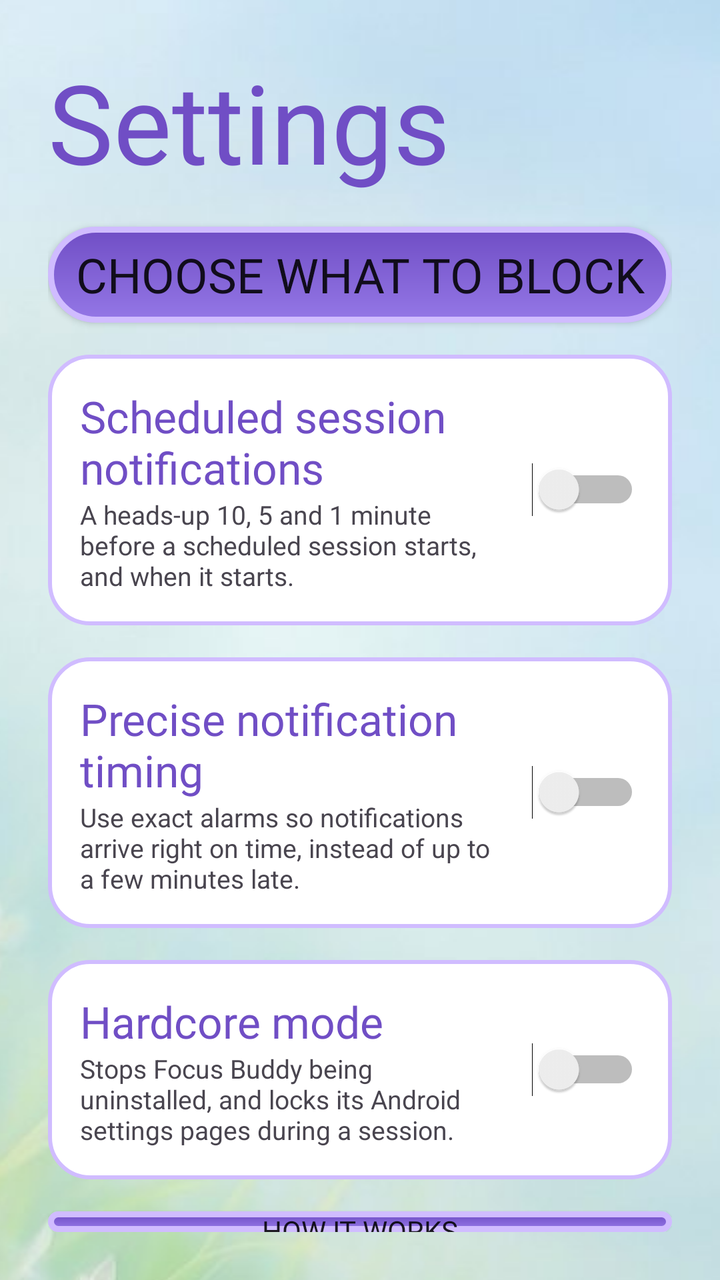
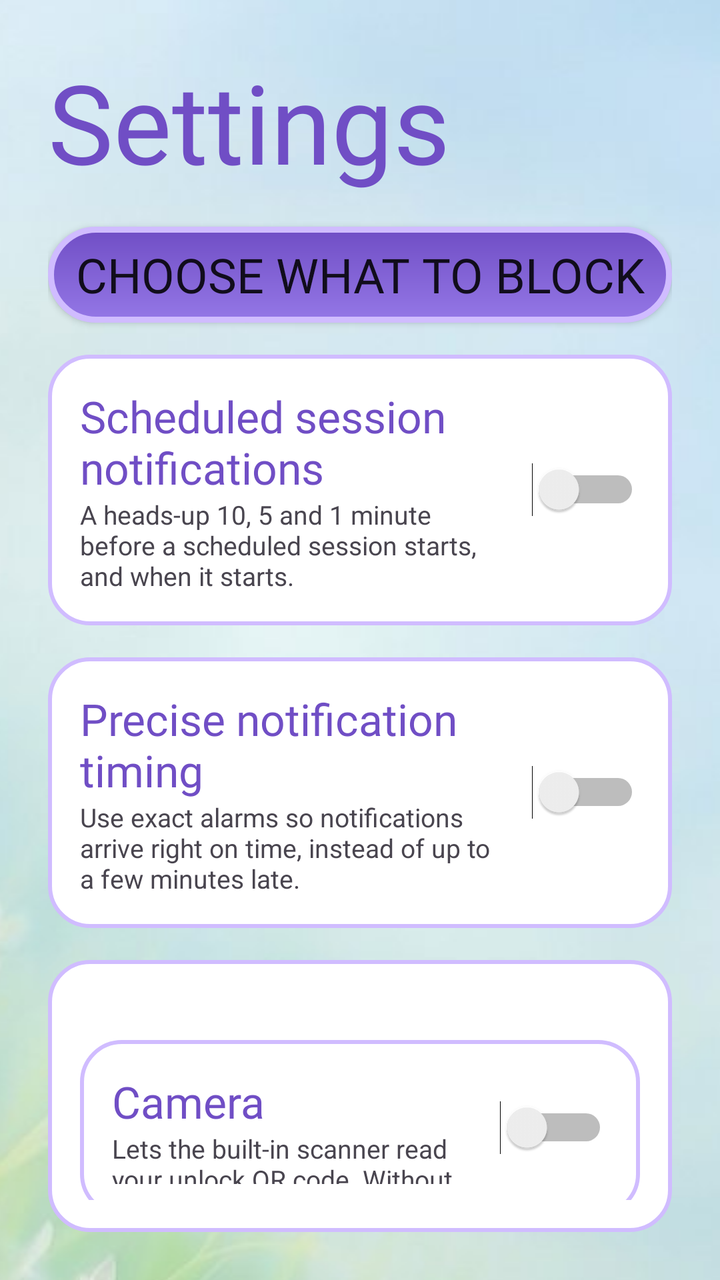

Compare the two renders of this Android layout. The source of the first and the diff that turns it into the second are given below.
<!-- AndroidManifest.xml: application theme android:Theme.Material.Light.NoActionBar -->
<!-- res/layout/activity_settings.xml -->
<?xml version="1.0" encoding="utf-8"?>
<LinearLayout xmlns:android="http://schemas.android.com/apk/res/android"
    android:layout_width="match_parent"
    android:layout_height="match_parent"
    android:fillViewport="true">
    <LinearLayout
        android:layout_width="match_parent"
        android:layout_height="wrap_content"
        android:orientation="vertical"
        android:padding="24dp"
        android:background="@drawable/activity_background">

        
        <TextView
            android:layout_width="wrap_content"
            android:layout_height="wrap_content"
            android:fontFamily="@font/super_frog"
            android:text="Settings"
            android:textColor="@color/primary_dark"
            android:textSize="55sp" />

        
        <TextView
            android:id="@+id/tvSessionNote"
            android:layout_width="match_parent"
            android:layout_height="wrap_content"
            android:paddingTop="4dp"
            android:text="A session is running. You can add things to block and turn hardcore mode on, but nothing can be removed or turned off until it ends."
            android:textColor="@color/text_secondary"
            android:textSize="14sp"
            android:visibility="gone" />

        <Button
            android:id="@+id/btnChooseApps"
            style="@style/BaseButtonStyle"
            android:layout_marginTop="16dp"
            android:text="Choose what to block" />

        <LinearLayout
            android:layout_width="match_parent"
            android:layout_height="wrap_content"
            android:layout_marginTop="16dp"
            android:background="@drawable/schedule_day_card"
            android:gravity="center_vertical"
            android:orientation="horizontal"
            android:padding="16dp">

            <LinearLayout
                android:layout_width="0dp"
                android:layout_height="wrap_content"
                android:layout_weight="1"
                android:orientation="vertical">

                <TextView
                    android:layout_width="wrap_content"
                    android:layout_height="wrap_content"
                    android:fontFamily="@font/super_frog"
                    android:text="Scheduled session notifications"
                    android:textColor="@color/primary_dark"
                    android:textSize="22sp" />

                <TextView
                    android:layout_width="wrap_content"
                    android:layout_height="wrap_content"
                    android:text="A heads-up 10, 5 and 1 minute before a scheduled session starts, and when it starts."
                    android:textColor="@color/text_secondary"
                    android:textSize="13sp" />
            </LinearLayout>

            <Switch
                android:id="@+id/swNotices"
                android:layout_width="wrap_content"
                android:layout_height="wrap_content"
                android:layout_marginStart="12dp" />
        </LinearLayout>

        
        <LinearLayout
            android:id="@+id/cardExact"
            android:layout_width="match_parent"
            android:layout_height="wrap_content"
            android:layout_marginTop="16dp"
            android:background="@drawable/schedule_day_card"
            android:gravity="center_vertical"
            android:orientation="horizontal"
            android:padding="16dp">

            <LinearLayout
                android:layout_width="0dp"
                android:layout_height="wrap_content"
                android:layout_weight="1"
                android:orientation="vertical">

                <TextView
                    android:layout_width="wrap_content"
                    android:layout_height="wrap_content"
                    android:fontFamily="@font/super_frog"
                    android:text="Precise notification timing"
                    android:textColor="@color/primary_dark"
                    android:textSize="22sp" />

                <TextView
                    android:layout_width="wrap_content"
                    android:layout_height="wrap_content"
                    android:text="Use exact alarms so notifications arrive right on time, instead of up to a few minutes late."
                    android:textColor="@color/text_secondary"
                    android:textSize="13sp" />
            </LinearLayout>

            <Switch
                android:id="@+id/swExact"
                android:layout_width="wrap_content"
                android:layout_height="wrap_content"
                android:layout_marginStart="12dp" />
        </LinearLayout>

        <LinearLayout
            android:layout_width="match_parent"
            android:layout_height="wrap_content"
            android:layout_marginTop="16dp"
            android:background="@drawable/schedule_day_card"
            android:gravity="center_vertical"
            android:orientation="horizontal"
            android:padding="16dp">

            <LinearLayout
                android:layout_width="0dp"
                android:layout_height="wrap_content"
                android:layout_weight="1"
                android:orientation="vertical">

                <TextView
                    android:layout_width="wrap_content"
                    android:layout_height="wrap_content"
                    android:fontFamily="@font/super_frog"
                    android:text="Hardcore mode"
                    android:textColor="@color/primary_dark"
                    android:textSize="22sp" />

                <TextView
                    android:layout_width="wrap_content"
                    android:layout_height="wrap_content"
                    android:text="Stops Focus Buddy being uninstalled, and locks its Android settings pages during a session."
                    android:textColor="@color/text_secondary"
                    android:textSize="13sp" />
            </LinearLayout>

            <Switch
                android:id="@+id/swHardcore"
                android:layout_width="wrap_content"
                android:layout_height="wrap_content"
                android:layout_marginStart="12dp" />
        </LinearLayout>

        <Button
            android:id="@+id/btnHowItWorks"
            style="@style/BaseButtonStyle"
            android:layout_marginTop="16dp"
            android:text="How it works" />

        <Button
            android:id="@+id/btnDone"
            style="@style/BaseButtonStyle"
            android:layout_marginTop="16dp"
            android:text="Done" />
    </LinearLayout>
</LinearLayout>
<!-- resources referenced by this layout -->
<resources>
  <color name="primary_dark">#704EC5</color>
  <color name="text_secondary">#49454F</color>
  <!-- drawable activity_background (drawable) -->
  <?xml version="1.0" encoding="utf-8"?>
  <bitmap xmlns:android="http://schemas.android.com/apk/res/android"
      android:src="@drawable/background"
      android:gravity="center"
      android:tileMode="disabled" />
  <!-- drawable schedule_day_card (drawable) -->
  <shape xmlns:android="http://schemas.android.com/apk/res/android"
      android:shape="rectangle">
      <solid android:color="@color/surface" />
      <corners android:radius="20dp" />
      <stroke
          android:width="2dp"
          android:color="@color/accent" />
  </shape>
  <style name="BaseButtonStyle">
          <item name="android:layout_width">match_parent</item>
          <item name="android:layout_height">match_parent</item>
          <item name="android:background">@drawable/base_button_shape</item>
          <item name="android:fontFamily">@font/super_frog</item>
          <item name="android:gravity">center_vertical|center_horizontal</item>
  
          <item name="android:autoSizeTextType">uniform</item>
          <item name="android:autoSizeMinTextSize">14sp</item>
          <item name="android:autoSizeMaxTextSize">30sp</item>
          <item name="android:autoSizeStepGranularity">5sp</item>
      </style>
  <!-- drawable background: jpg bitmap (drawable, 65327 bytes) -->
  <color name="surface">#FFFFFF</color>
  <color name="accent">#D0BCFF</color>
  <!-- drawable base_button_shape (drawable) -->
  <shape xmlns:android="http://schemas.android.com/apk/res/android"
      android:shape="rectangle">
  
      <gradient
          android:angle="270"
          android:startColor="@color/primary_dark"
          android:endColor="@color/primary"
          android:type="linear" />
  
      <corners android:radius="50dp" />
  
      <stroke
          android:width="3dp"
          android:color="@color/accent" />
  
  </shape>
  <color name="primary">#9477E6</color>
</resources>

<!-- the commit's change to res/layout/activity_settings.xml (unified diff, before → after) -->
@@ -124,6 +124,44 @@
             android:padding="16dp">
 
             <LinearLayout
+            android:layout_width="match_parent"
+            android:layout_height="wrap_content"
+            android:layout_marginTop="16dp"
+            android:background="@drawable/schedule_day_card"
+            android:gravity="center_vertical"
+            android:orientation="horizontal"
+            android:padding="16dp">
+
+            <LinearLayout
+                android:layout_width="0dp"
+                android:layout_height="wrap_content"
+                android:layout_weight="1"
+                android:orientation="vertical">
+
+                <TextView
+                    android:layout_width="wrap_content"
+                    android:layout_height="wrap_content"
+                    android:fontFamily="@font/super_frog"
+                    android:text="Camera"
+                    android:textColor="@color/primary_dark"
+                    android:textSize="22sp" />
+
+                <TextView
+                    android:layout_width="wrap_content"
+                    android:layout_height="wrap_content"
+                    android:text="Lets the built-in scanner read your unlock QR code. Without it, scan the QR code with your phone's regular camera app."
+                    android:textColor="@color/text_secondary"
+                    android:textSize="13sp" />
+            </LinearLayout>
+
+            <Switch
+                android:id="@+id/swCamera"
+                android:layout_width="wrap_content"
+                android:layout_height="wrap_content"
+                android:layout_marginStart="12dp" />
+        </LinearLayout>
+
+        <LinearLayout
                 android:layout_width="0dp"
                 android:layout_height="wrap_content"
                 android:layout_weight="1"
